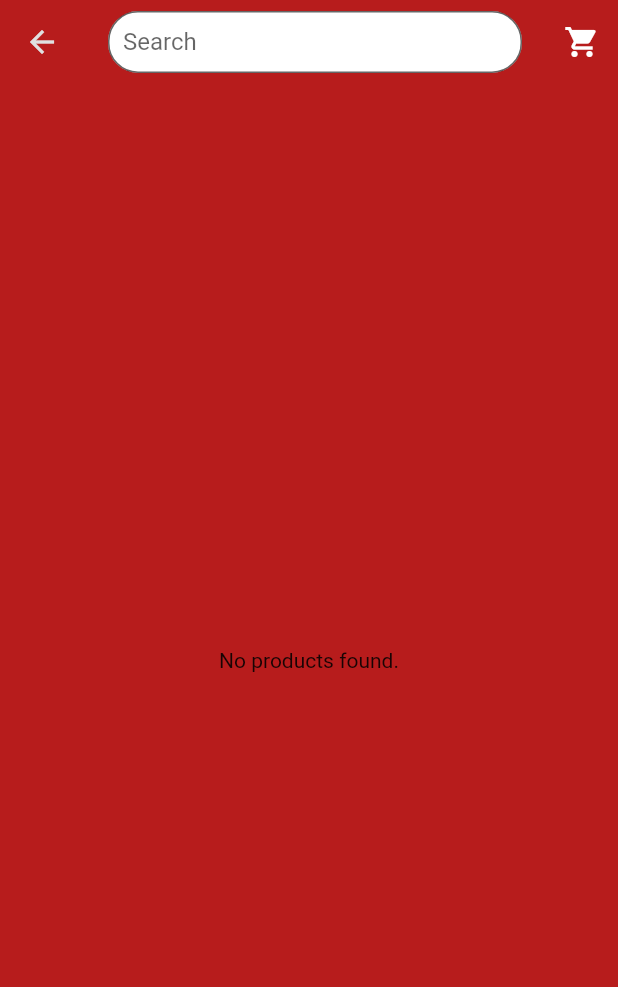
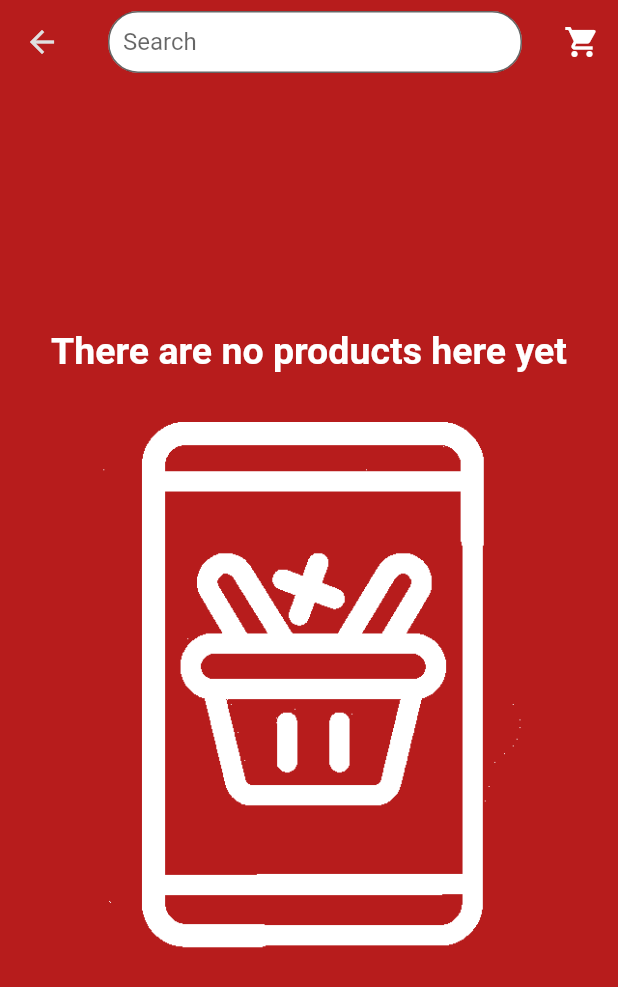
Before and after one commit to backtracker14/TheStore, a Flutter app: the ProductPage screen opened directly, on a phone screen of 412 x 824 dp. Shown: the top 987 px of the screen. Run offline on Flutter 3.47's test engine with Material 2 defaults, Android fonts, the light colour scheme and no system bars; our stand-ins replace cached_network_image, cloud_firestore, firebase_auth, firebase_core, get, google_fonts; accounts and stored records are empty; generated files the repository leaves out were written again.

Commit message:
added empty categories page. added localization for category names. added date picker for DoB.

```diff
--- a/lib/l10n/app_ar.arb
+++ b/lib/l10n/app_ar.arb
@@ -42,7 +42,8 @@
     "cartEmpty":"العربة فارغة",
     "detailsChanged":"تم تغير بيانات الحساب",
     "saveChanges":"حفظ التغييرات",
-    "search":"البحث"
+    "search":"البحث",
+    "empty":"لا يوجد منتجات"
 
 
 
--- a/lib/l10n/app_en.arb
+++ b/lib/l10n/app_en.arb
@@ -42,7 +42,9 @@
     "cartEmpty":"Cart is empty.",
     "detailsUpdated":"Account details updated",
     "saveChanges":"Save Changes",
-    "search":"Search"
+    "search":"Search",
+    "empty":"There are no products here yet"
+
 
 
 
--- a/lib/pages/auth/category.dart
+++ b/lib/pages/auth/category.dart
@@ -3,20 +3,27 @@ import 'package:cloud_firestore/cloud_firestore.dart';
 import 'package:flutter/foundation.dart';
 import 'package:flutter/material.dart';
 import 'package:get/get.dart';
+import 'package:htu_capstone_project0/assets/controllers/some_controllers.dart';
 import 'package:htu_capstone_project0/pages/auth/product.dart';
 
 class Category {
   final String id;
   final String name;
+  final String nameAr;
   final String imageUrl;
 
-  Category({required this.id, required this.name, required this.imageUrl});
+  Category(
+      {required this.id,
+      required this.name,
+      required this.nameAr,
+      required this.imageUrl});
 }
 
 class CategoryList extends StatelessWidget {
   final CollectionReference categoriesRef =
       FirebaseFirestore.instance.collection('categories');
   final CategoryController categoryController = Get.put(CategoryController());
+  final LanguageController languageController = Get.find<LanguageController>();
 
   CategoryList({super.key});
 
@@ -39,6 +46,12 @@ class CategoryList extends StatelessWidget {
             itemCount: categoryController.categories.length,
             itemBuilder: (context, index) {
               Category category = categoryController.categories[index];
+              String categoryName = '';
+              if (languageController.selectedLanguage.value == 'ar') {
+                categoryName = category.nameAr;
+              } else {
+                categoryName = category.name;
+              }
               return Padding(
                 padding: const EdgeInsets.symmetric(vertical: 8.0),
                 child: GridTile(
@@ -49,7 +62,6 @@ class CategoryList extends StatelessWidget {
                     },
                     child: Stack(
                       alignment: Alignment.center,
-                      // crossAxisAlignment: CrossAxisAlignment.center,
                       children: [
                         Opacity(
                           opacity: 0.8,
@@ -71,16 +83,15 @@ class CategoryList extends StatelessWidget {
                           ),
                         ),
                         Text(
-                          category.name,
+                          categoryName,
                           style: TextStyle(
                             color: Colors.white,
-                            // backgroundColor: Colors.amber,
                             decorationStyle: TextDecorationStyle.solid,
                             decorationThickness: 3,
-                            decoration: TextDecoration.combine([
-                              TextDecoration.overline,
-                              TextDecoration.underline
-                            ]),
+                            // decoration: TextDecoration.combine([
+                            //   TextDecoration.overline,
+                            //   TextDecoration.underline
+                            // ]),
                             fontSize: 40,
                             fontWeight: FontWeight.bold,
                           ),
@@ -105,7 +116,8 @@ class CategoryList extends StatelessWidget {
 class CategoryController extends GetxController {
   final isLoading = true.obs;
   final categories = <Category>[].obs;
-  final selectedCategory = Category(id: '', name: '', imageUrl: '').obs;
+  final selectedCategory =
+      Category(id: '', name: '', imageUrl: '', nameAr: '').obs;
 
   @override
   void onInit() {
@@ -128,6 +140,7 @@ class CategoryController extends GetxController {
             return Category(
                 id: doc.id,
                 name: doc.data()['name'],
+                nameAr: doc.data()['nameAr'],
                 imageUrl: doc.data()["imageUrl"]);
           })
           .toList()
--- a/lib/pages/auth/product.dart
+++ b/lib/pages/auth/product.dart
@@ -5,9 +5,11 @@ import 'package:flutter/material.dart';
 import 'package:get/get.dart';
 import 'package:htu_capstone_project0/assets/components/models.dart';
 import 'package:htu_capstone_project0/assets/controllers/some_controllers.dart';
-import 'package:htu_capstone_project0/pages/auth/category.dart';
 import 'package:htu_capstone_project0/pages/auth/cart.dart';
 import 'package:flutter_gen/gen_l10n/app_localizations.dart';
+import 'package:htu_capstone_project0/pages/empty_page.dart';
+
+import 'category.dart';
 
 class Product {
   final String id;
@@ -98,7 +100,7 @@ class ProductPage extends StatelessWidget {
                 if (productController.isLoading.value) {
                   return const Center(child: CircularProgressIndicator());
                 } else if (productController.products.isEmpty) {
-                  return const Center(child: Text('No products found.'));
+                  return const EmptyCat();
                 } else {
                   return GridView.builder(
                     shrinkWrap: true,
--- /dev/null
+++ b/lib/pages/empty_page.dart
@@ -0,0 +1,32 @@
+import 'package:flutter/material.dart';
+import 'package:get/get.dart';
+import 'package:flutter_gen/gen_l10n/app_localizations.dart';
+
+class EmptyCat extends StatelessWidget {
+  const EmptyCat({super.key});
+
+  @override
+  Widget build(BuildContext context) {
+    return SafeArea(
+      child: Column(
+        mainAxisAlignment: MainAxisAlignment.center,
+        children: [
+          Text(
+            AppLocalizations.of(context)!.empty,
+            textAlign: TextAlign.justify,
+            style: TextStyle(
+              color: Theme.of(context).colorScheme.secondary,
+              fontSize: 25,
+              fontWeight: FontWeight.bold,
+            ),
+          ),
+          Image.asset(
+            "lib/assets/images/logo.gif",
+            height: Get.height / 2,
+            color: Colors.white,
+          ),
+        ],
+      ),
+    );
+  }
+}
```
Also changed, not shown: lib/pages/sign_up_page.dart (+42 -8 lines).
